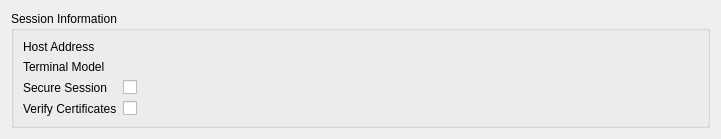
Old version of the form src/Sessions/SessionPreview.ui in the repository HobbitHacker/Q3270.
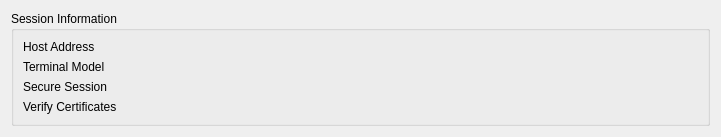
New version of the form.

```diff
--- a/src/Sessions/SessionPreview.ui
+++ b/src/Sessions/SessionPreview.ui
@@ -7,7 +7,7 @@
     <x>0</x>
     <y>0</y>
     <width>721</width>
-    <height>132</height>
+    <height>134</height>
    </rect>
   </property>
   <property name="windowTitle">
@@ -41,36 +41,13 @@
         </property>
        </widget>
       </item>
-      <item row="2" column="1">
-       <widget class="QCheckBox" name="previewSecure">
-        <property name="mouseTracking">
-         <bool>false</bool>
-        </property>
-        <property name="focusPolicy">
-         <enum>Qt::NoFocus</enum>
-        </property>
-        <property name="text">
-         <string/>
-        </property>
-       </widget>
-      </item>
-      <item row="3" column="0">
+      <item row="4" column="0">
        <widget class="QLabel" name="label_6">
         <property name="text">
          <string>Verify Certificates</string>
         </property>
        </widget>
       </item>
-      <item row="3" column="1">
-       <widget class="QCheckBox" name="previewVerifyCert">
-        <property name="text">
-         <string/>
-        </property>
-        <property name="checkable">
-         <bool>false</bool>
-        </property>
-       </widget>
-      </item>
       <item row="0" column="1">
        <widget class="QLabel" name="previewAddress">
         <property name="text">
@@ -85,6 +62,20 @@
         </property>
        </widget>
       </item>
+      <item row="2" column="1">
+       <widget class="QLabel" name="previewSecure">
+        <property name="text">
+         <string/>
+        </property>
+       </widget>
+      </item>
+      <item row="4" column="1">
+       <widget class="QLabel" name="previewVerifyCert">
+        <property name="text">
+         <string/>
+        </property>
+       </widget>
+      </item>
      </layout>
     </widget>
    </item>
```
